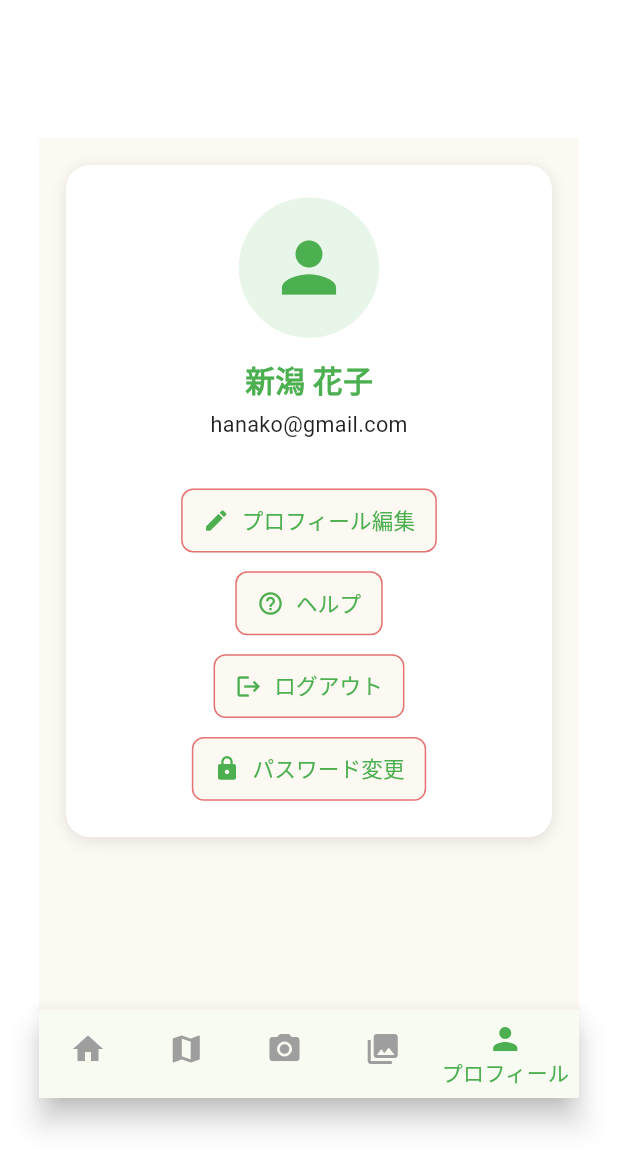
After one commit to TeamYIMT/niigata-flower-guide, a Flutter app: the ProfileScreen screen opened by its route, after a tap on "プロフィール", on a phone screen of 412 x 824 dp. The commit adds this screen. Shown: the top 1169 px of the screen. Run offline on Flutter 3.47's test engine with Material 3 defaults, Android fonts, the phone set to English and light mode, and no system bars.

Commit message:
プロフィール画面のモックアップを作成

```diff
--- a/lib/main.dart
+++ b/lib/main.dart
@@ -3,6 +3,7 @@ import 'screens/home_screen.dart';
 import 'screens/map_screen.dart';
 import 'screens/login_screen.dart';
 import 'screens/signup_screen.dart';
+import 'screens/profile_screen.dart';
 
 void main() {
   runApp(const MyApp());
@@ -24,6 +25,7 @@ class MyApp extends StatelessWidget {
         '/signup': (context) => const SignupScreen(),
         '/': (context) => const HomeScreen(),
         '/map': (context) => const MapScreen(),
+        '/profile': (context) => const ProfileScreen(),
       },
     );
   }
--- a/lib/screens/home_screen.dart
+++ b/lib/screens/home_screen.dart
@@ -78,6 +78,7 @@ class HomeScreen extends StatelessWidget {
                       iconSize: 40,
                       fontSize: 14,
                       padding: 12,
+                      onTap: () => Navigator.pushNamed(context, '/profile'),
                     ),
                     IconTile(
                       icon: 'ar_camera_icon.png',
@@ -94,6 +95,7 @@ class HomeScreen extends StatelessWidget {
           ),
           // ボトムナビゲーションはそのまま
           bottomNavigationBar: BottomNavigationBar(
+            type: BottomNavigationBarType.shifting,  // 選択中のアイコンのラベルのみ表示
             currentIndex: 0,  // ホーム画面なので0を指定
             selectedItemColor: const Color(0xFF3E5C40),
             unselectedItemColor: Colors.grey,
@@ -104,6 +106,9 @@ class HomeScreen extends StatelessWidget {
                   break;
                 case 1:
                   Navigator.pushNamed(context, '/map');
+                  break;
+                case 4:
+                  Navigator.pushNamed(context, '/profile');
                   break;
                 // TODO: 他の画面の遷移も実装
               }
--- a/lib/screens/map_screen.dart
+++ b/lib/screens/map_screen.dart
@@ -83,6 +83,7 @@ class MapScreen extends StatelessWidget {
           ),
           // ボトムナビゲーションバー
           bottomNavigationBar: BottomNavigationBar(
+            type: BottomNavigationBarType.shifting,  // 選択中のアイコンのラベルのみ表示
             currentIndex: 1,
             selectedItemColor: const Color(0xFF3E5C40),
             unselectedItemColor: Colors.grey,
@@ -93,6 +94,9 @@ class MapScreen extends StatelessWidget {
                   break;
                 case 1:
                   // 現在の画面なので何もしない
+                  break;
+                case 4:
+                  Navigator.pushNamed(context, '/profile');
                   break;
                 // TODO: 他の画面の遷移も実装
               }
--- /dev/null
+++ b/lib/screens/profile_screen.dart
@@ -0,0 +1,142 @@
+// lib/screens/profile_screen.dart
+import 'package:flutter/material.dart';
+
+class ProfileScreen extends StatelessWidget {
+  const ProfileScreen({super.key});
+
+  static const _primaryGreen = Color(0xFF4CAF50);
+  static const _bgLight = Color(0xFFFCF8F2);
+  static const _borderRed = Color(0xFFE57373);
+  static const _avatarBg = Color(0xFFE8F5E9);
+
+  @override
+  Widget build(BuildContext context) {
+    return Center(
+      // 画面全体をスマホサイズで固定
+      child: SizedBox(
+        width: 360,
+        height: 640,
+        child: Scaffold(
+          backgroundColor: const Color(0xFFFCF8F2),
+          body: SafeArea(
+            // LayoutBuilder で親の SizedBox（360×640）の幅を取得
+            child: LayoutBuilder(
+              builder: (context, constraints) {
+                final screenWidth = constraints.maxWidth;
+                final horizontalMargin = screenWidth * 0.05;
+                final cardWidth = screenWidth - horizontalMargin * 2;
+                final cardPadding = screenWidth * 0.06;
+
+                return SingleChildScrollView(
+                  child: Column(
+                    children: [
+                      SizedBox(height: screenWidth * 0.05),
+                      Container(
+                        width: cardWidth,
+                        margin: EdgeInsets.symmetric(horizontal: horizontalMargin),
+                        padding: EdgeInsets.all(cardPadding),
+                        decoration: BoxDecoration(
+                          color: Colors.white,
+                          borderRadius: BorderRadius.circular(16),
+                          boxShadow: [
+                            BoxShadow(
+                              color: Colors.black.withOpacity(0.1),
+                              blurRadius: 8,
+                              offset: const Offset(0, 2),
+                            ),
+                          ],
+                        ),
+                        child: Column(
+                          children: [
+                            CircleAvatar(
+                              radius: screenWidth * 0.13,
+                              backgroundColor: _avatarBg,
+                              child: Icon(Icons.person, size: screenWidth * 0.15, color: _primaryGreen),
+                            ),
+                            SizedBox(height: screenWidth * 0.04),
+                            Text(
+                              '新潟 花子',
+                              style: TextStyle(
+                                fontSize: screenWidth * 0.055,
+                                fontWeight: FontWeight.bold,
+                                color: _primaryGreen,
+                              ),
+                            ),
+                            SizedBox(height: screenWidth * 0.01),
+                            Text(
+                              'hanako@gmail.com',
+                              style: TextStyle(fontSize: screenWidth * 0.04, color: Colors.black87),
+                            ),
+                            SizedBox(height: screenWidth * 0.08),
+                            _buildButton(Icons.edit, 'プロフィール編集', screenWidth),
+                            SizedBox(height: screenWidth * 0.02),
+                            _buildButton(Icons.help_outline, 'ヘルプ', screenWidth),
+                            SizedBox(height: screenWidth * 0.02),
+                            _buildButton(Icons.logout, 'ログアウト', screenWidth),
+                            SizedBox(height: screenWidth * 0.02),
+                            _buildButton(Icons.lock, 'パスワード変更', screenWidth),
+                          ],
+                        ),
+                      ),
+                    ],
+                  ),
+                );
+              },
+            ),
+          ),
+          bottomNavigationBar: BottomNavigationBar(
+            type: BottomNavigationBarType.shifting,
+            currentIndex: 4,
+            selectedItemColor: _primaryGreen,
+            unselectedItemColor: Colors.grey,
+            items: const [
+              BottomNavigationBarItem(icon: Icon(Icons.home), label: 'ホーム'),
+              BottomNavigationBarItem(icon: Icon(Icons.map), label: 'マップ'),
+              BottomNavigationBarItem(icon: Icon(Icons.camera_alt), label: 'ARカメラ'),
+              BottomNavigationBarItem(icon: Icon(Icons.collections), label: 'コレクション'),
+              BottomNavigationBarItem(icon: Icon(Icons.person), label: 'プロフィール'),
+            ],
+            onTap: (index) {
+              switch (index) {
+                case 0:
+                  Navigator.pushReplacementNamed(context, '/');
+                  break;
+                case 1:
+                  Navigator.pushNamed(context, '/map');
+                  break;
+                case 4:
+                  // 現在の画面なので何もしない
+                  break;
+              }
+            },
+          ),
+        ),
+      ),
+    );
+  }
+
+  Widget _buildButton(IconData icon, String label, double screenWidth) {
+    return OutlinedButton.icon(
+      icon: Icon(icon, color: _primaryGreen),
+      label: Text(
+        label,
+        style: TextStyle(
+          color: _primaryGreen,
+          fontSize: screenWidth * 0.04,
+        ),
+      ),
+      style: OutlinedButton.styleFrom(
+        backgroundColor: _bgLight,
+        side: const BorderSide(color: _borderRed),
+        shape: RoundedRectangleBorder(borderRadius: BorderRadius.circular(8)),
+        padding: EdgeInsets.symmetric(
+          vertical: screenWidth * 0.03,
+          horizontal: screenWidth * 0.04,
+        ),
+      ),
+      onPressed: () {
+        // TODO: ボタンタップ時の処理
+      },
+    );
+  }
+}
```
